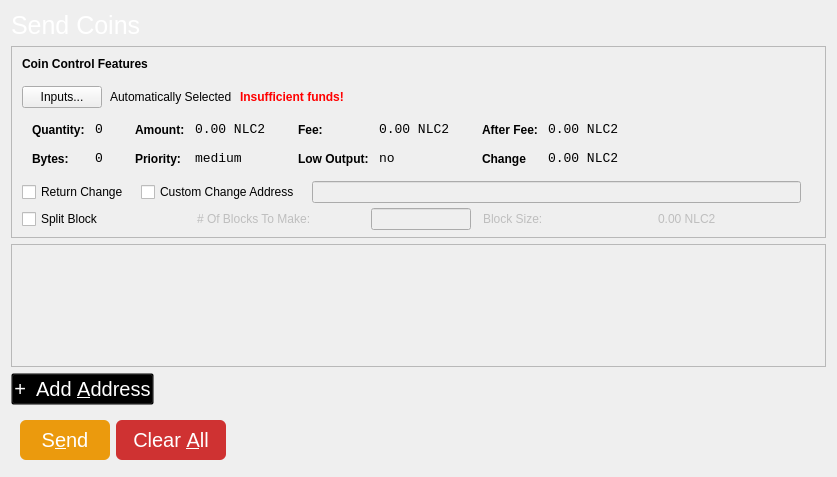
This is src/qt/forms/sendcoinsdialog.ui in NoLimitCoin/NoLimitCoin-Core as Qt 5 draws it before an edit. The edited form follows.
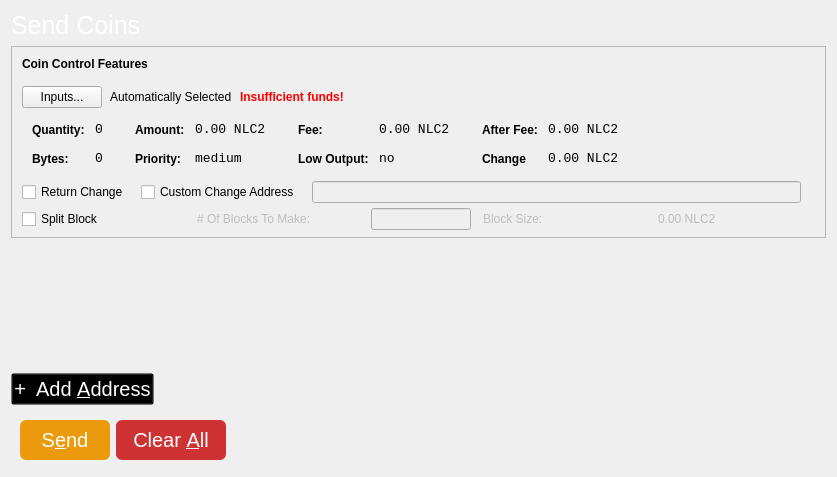
This is the edited form.

Commit message: changing font color and background color for sendcoins

What changed in the file:
```diff
--- a/src/qt/forms/sendcoinsdialog.ui
+++ b/src/qt/forms/sendcoinsdialog.ui
@@ -720,6 +720,9 @@
    </item>
    <item>
     <widget class="QScrollArea" name="scrollArea">
+     <property name="styleSheet">
+      <string notr="true">background: transparent;</string>
+     </property>
      <property name="widgetResizable">
       <bool>true</bool>
      </property>
```
The commit also changes 1 other file.
